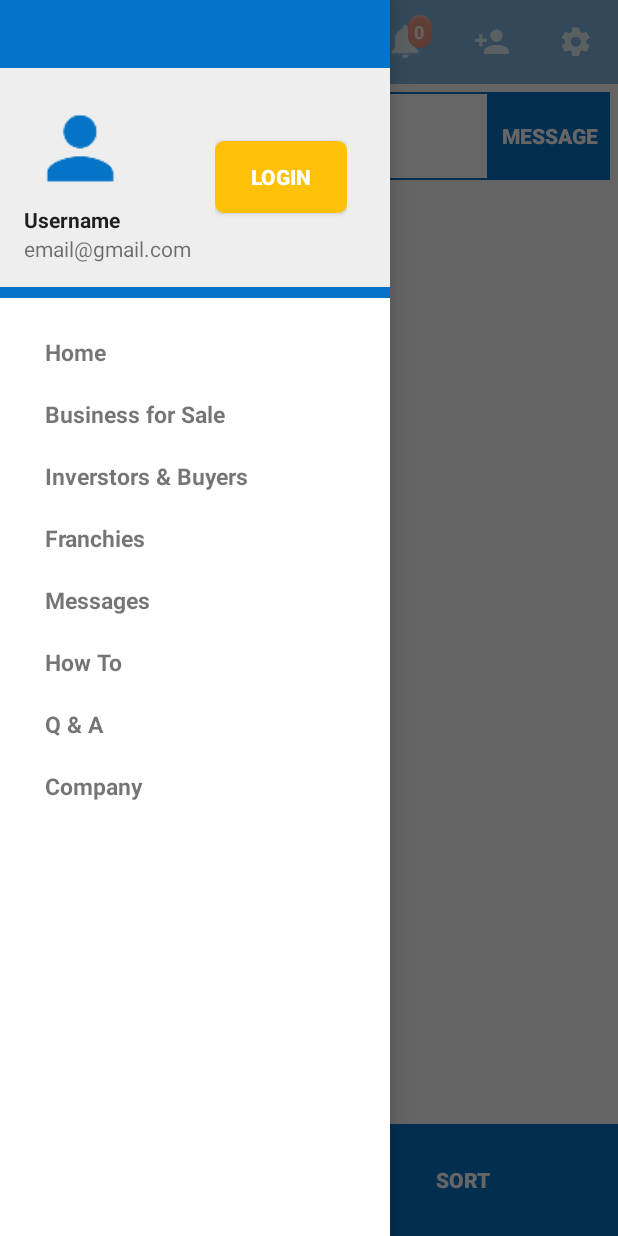
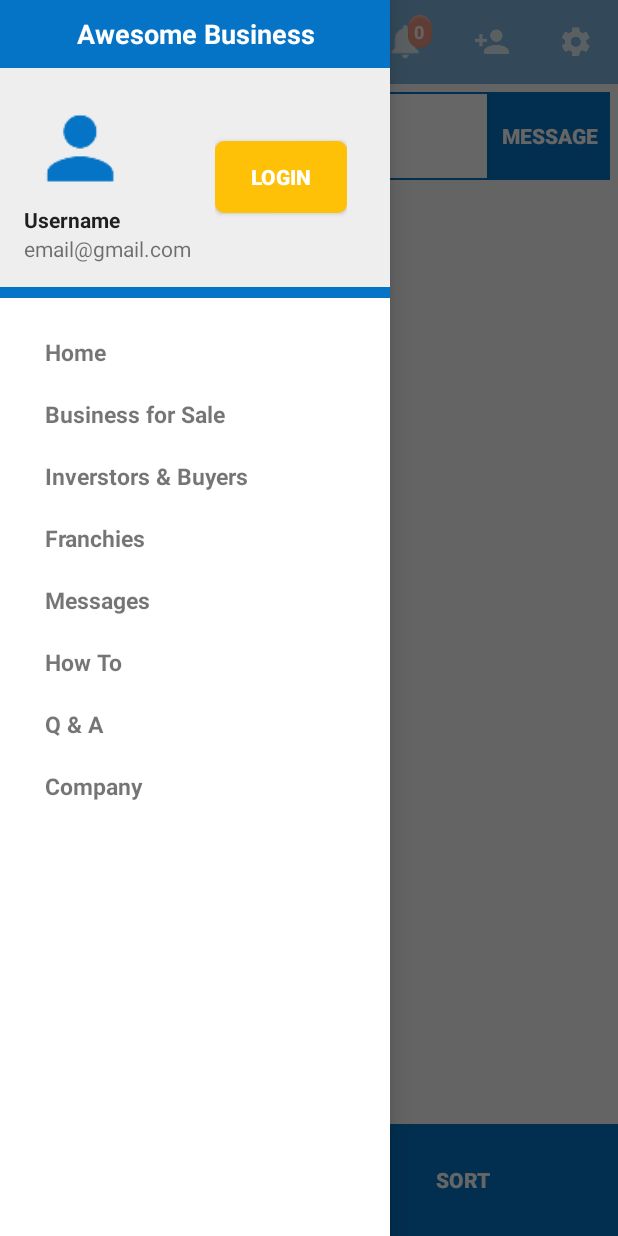
Before and after one commit to banyanandroid/AwesomeBusiness, an Android app: the screen it shows after launch (MainActivity), with the side drawer open, on a phone screen of 412 x 824 dp. Run offline under Robolectric (Android 15) with nearby library versions, the light colour scheme and no system bars; libraries missing offline, so code that uses them is left out: com.aromajoin.actionsheet, com.toptoche.searchablespinnerlibrary.

Commit message:
// Basic UI

```diff
--- a/app/build.gradle
+++ b/app/build.gradle
@@ -22,7 +22,6 @@ android {
 allprojects {
     repositories {
         maven { url "https://jitpack.io" }
-        mavenCentral()
     }
 }
 
@@ -49,7 +48,6 @@ dependencies {
     compile 'com.github.bumptech.glide:glide:3.7.0'
     compile 'com.aromajoin.library:actionsheet:0.0.2' //Action Sheet
     compile 'com.android.support:cardview-v7:25.3.1'  //Card View
-
     compile 'com.google.android.gms:play-services-auth:10.2.6'   //GOOGLE Integration
     compile 'com.facebook.android:facebook-android-sdk:[4,5)'    //FACEBOOK Integration
     compile 'com.sdsmdg.tastytoast:tastytoast:0.0.1' //Alert Toast
@@ -58,4 +56,3 @@ dependencies {
 
     compile files('libs/gcm.jar')
 }
-apply plugin: 'com.google.gms.google-services'
--- a/app/src/main/res/layout/activity_login.xml
+++ b/app/src/main/res/layout/activity_login.xml
@@ -17,7 +17,9 @@
         android:layout_width="match_parent"
         android:layout_height="match_parent"
         android:background="@color/colorBlackTrans"
-        android:orientation="horizontal">
+        android:orientation="horizontal"
+        android:layout_alignParentTop="true"
+        android:layout_alignParentLeft="true">
 
         <LinearLayout
             android:id="@+id/llSignin"
--- a/app/src/main/res/layout/fragment_navigation_drawer.xml
+++ b/app/src/main/res/layout/fragment_navigation_drawer.xml
@@ -8,7 +8,18 @@
     <LinearLayout
         android:layout_width="match_parent"
         android:layout_height="45dp"
-        android:background="@color/colorPrimary"></LinearLayout>
+        android:background="@color/colorPrimary">
+
+        <TextView
+            android:layout_width="match_parent"
+            android:layout_height="match_parent"
+            android:text="Awesome Business"
+            android:gravity="center"
+            android:textColor="@color/colorAccent"
+            android:textSize="18dp"
+            android:textStyle="bold"/>
+
+    </LinearLayout>
 
     <LinearLayout
         android:id="@+id/nav_header_container"
--- a/app/src/main/res/layout/popup_custom.xml
+++ b/app/src/main/res/layout/popup_custom.xml
@@ -23,7 +23,7 @@
             android:gravity="center_vertical"
             android:text="Country"
             android:textColor="@color/textColorPrimary"
-            android:textSize="18dp"
+            android:textSize="15dp"
             android:textStyle="bold" />
 
         <com.toptoche.searchablespinnerlibrary.SearchableSpinner
@@ -81,7 +81,7 @@
             android:gravity="center_vertical"
             android:text="Mute Notifications"
             android:textColor="@color/textColorPrimary"
-            android:textSize="18dp"
+            android:textSize="15dp"
             android:textStyle="bold" />
 
         <LinearLayout
@@ -95,6 +95,7 @@
                 android:id="@+id/popup_switvh_notification"
                 android:layout_width="wrap_content"
                 android:layout_height="wrap_content"
+                android:layout_marginLeft="@dimen/activity_horizontal_margin"
                 android:layout_marginRight="@dimen/activity_horizontal_margin" />
 
 
--- a/app/src/main/res/values/colors.xml
+++ b/app/src/main/res/values/colors.xml
@@ -8,7 +8,7 @@
     <color name="windowBackground">#FFFFFF</color>
     <color name="windowBackground2">#EEEEEE</color>
     <color name="navigationBarColor">#000000</color>
-    <color name="colorAccent">#0574c6</color>
+    <color name="colorAccent">#FFFFFF</color>
     <color name="colorAccent1">#5c8247</color>
     <color name="colorAccent2">#FFC107</color>
 
```
Also changed, not shown: app/src/main/java/banyan/com/awesomebusiness/activity/Activity_Login.java (+29 -39 lines), app/src/main/java/banyan/com/awesomebusiness/global/SessionManager.java (added, +138 -0 lines), app/src/main/res/layout/layout_signin.xml (+9 -10 lines).
